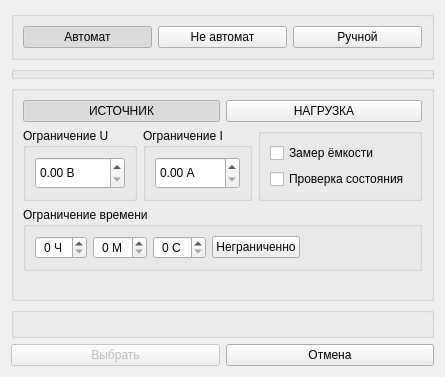
Above: data/zrmmethodchoose.ui from dostapazov/powermon before the change. Below: the same form after it.
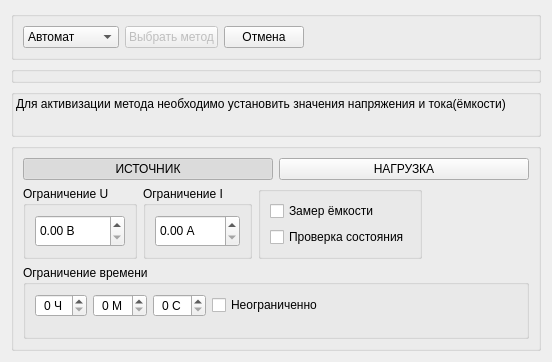
That is the form after the change. Icons and pictures are not drawn. Custom widgets are drawn as their Qt base class.

Diff of the .ui file:
```diff
--- a/data/zrmmethodchoose.ui
+++ b/data/zrmmethodchoose.ui
@@ -6,7 +6,7 @@
    <rect>
     <x>0</x>
     <y>0</y>
-    <width>394</width>
+    <width>552</width>
     <height>362</height>
    </rect>
   </property>
@@ -28,72 +28,120 @@
    </property>
    <item>
     <widget class="QGroupBox" name="groupBox">
+     <property name="sizePolicy">
+      <sizepolicy hsizetype="Preferred" vsizetype="Maximum">
+       <horstretch>0</horstretch>
+       <verstretch>0</verstretch>
+      </sizepolicy>
+     </property>
      <property name="title">
       <string/>
      </property>
      <layout class="QHBoxLayout" name="horizontalLayout_2">
       <item>
-       <widget class="QPushButton" name="bAutoMethod">
-        <property name="sizePolicy">
-         <sizepolicy hsizetype="Minimum" vsizetype="Preferred">
-          <horstretch>0</horstretch>
-          <verstretch>0</verstretch>
-         </sizepolicy>
-        </property>
-        <property name="text">
-         <string>Автомат</string>
-        </property>
-        <property name="checkable">
-         <bool>true</bool>
-        </property>
-        <property name="checked">
-         <bool>true</bool>
-        </property>
-        <attribute name="buttonGroup">
-         <string notr="true">buttonGroup</string>
-        </attribute>
+       <widget class="QComboBox" name="cbMethodType">
+        <item>
+         <property name="text">
+          <string>Автомат</string>
+         </property>
+        </item>
+        <item>
+         <property name="text">
+          <string>Не автомат</string>
+         </property>
+        </item>
+        <item>
+         <property name="text">
+          <string>Ручной</string>
+         </property>
+        </item>
        </widget>
       </item>
       <item>
-       <widget class="QPushButton" name="bAnyMethod">
-        <property name="sizePolicy">
-         <sizepolicy hsizetype="Minimum" vsizetype="Preferred">
-          <horstretch>0</horstretch>
-          <verstretch>0</verstretch>
-         </sizepolicy>
-        </property>
-        <property name="text">
-         <string>Не автомат</string>
-        </property>
-        <property name="checkable">
-         <bool>true</bool>
-        </property>
-        <property name="checked">
-         <bool>false</bool>
-        </property>
-        <attribute name="buttonGroup">
-         <string notr="true">buttonGroup</string>
-        </attribute>
-       </widget>
+       <layout class="QHBoxLayout" name="horizontalLayout">
+        <item>
+         <widget class="QPushButton" name="bOk">
+          <property name="enabled">
+           <bool>false</bool>
+          </property>
+          <property name="sizePolicy">
+           <sizepolicy hsizetype="Minimum" vsizetype="Preferred">
+            <horstretch>0</horstretch>
+            <verstretch>0</verstretch>
+           </sizepolicy>
+          </property>
+          <property name="text">
+           <string>Выбрать метод</string>
+          </property>
+          <property name="iconSize">
+           <size>
+            <width>48</width>
+            <height>48</height>
+           </size>
+          </property>
+          <property name="autoDefault">
+           <bool>true</bool>
+          </property>
+          <property name="default">
+           <bool>true</bool>
+          </property>
+         </widget>
+        </item>
+        <item>
+         <spacer name="horizontalSpacer_2">
+          <property name="orientation">
+           <enum>Qt::Horizontal</enum>
+          </property>
+          <property name="sizeType">
+           <enum>QSizePolicy::Maximum</enum>
+          </property>
+          <property name="sizeHint" stdset="0">
+           <size>
+            <width>0</width>
+            <height>20</height>
+           </size>
+          </property>
+         </spacer>
+        </item>
+        <item>
+         <widget class="QPushButton" name="bCancel">
+          <property name="sizePolicy">
+           <sizepolicy hsizetype="Minimum" vsizetype="Preferred">
+            <horstretch>0</horstretch>
+            <verstretch>0</verstretch>
+           </sizepolicy>
+          </property>
+          <property name="text">
+           <string>Отмена</string>
+          </property>
+          <property name="iconSize">
+           <size>
+            <width>48</width>
+            <height>48</height>
+           </size>
+          </property>
+          <property name="autoDefault">
+           <bool>true</bool>
+          </property>
+          <property name="default">
+           <bool>false</bool>
+          </property>
+         </widget>
+        </item>
+       </layout>
       </item>
       <item>
-       <widget class="QPushButton" name="bManual">
-        <property name="sizePolicy">
-         <sizepolicy hsizetype="Minimum" vsizetype="Preferred">
-          <horstretch>0</horstretch>
-          <verstretch>0</verstretch>
-         </sizepolicy>
+       <spacer name="horizontalSpacer_4">
+        <property name="orientation">
+         <enum>Qt::Horizontal</enum>
         </property>
-        <property name="text">
-         <string>Ручной</string>
+        <property name="sizeHint" stdset="0">
+         <size>
+          <width>40</width>
+          <height>20</height>
+         </size>
         </property>
-        <property name="checkable">
-         <bool>true</bool>
-        </property>
-        <attribute name="buttonGroup">
-         <string notr="true">buttonGroup</string>
-        </attribute>
-       </widget>
+       </spacer>
       </item>
       <item>
        <spacer name="horizontalSpacer">
@@ -114,6 +162,49 @@
      </layout>
     </widget>
    </item>
+   <item>
+    <widget class="QGroupBox" name="groupBox_5">
+     <property name="sizePolicy">
+      <sizepolicy hsizetype="Preferred" vsizetype="Maximum">
+       <horstretch>0</horstretch>
+       <verstretch>0</verstretch>
+      </sizepolicy>
+     </property>
+     <property name="title">
+      <string/>
+     </property>
+     <layout class="QVBoxLayout" name="verticalLayout_4">
+      <property name="spacing">
+       <number>4</number>
+      </property>
+      <property name="sizeConstraint">
+       <enum>QLayout::SetMaximumSize</enum>
+      </property>
+      <property name="leftMargin">
+       <number>4</number>
+      </property>
+      <property name="topMargin">
+       <number>4</number>
+      </property>
+      <property name="rightMargin">
+       <number>4</number>
+      </property>
+      <property name="bottomMargin">
+       <number>4</number>
+      </property>
+      <item>
+       <widget class="ZrmMethodMinmax" name="method_minmax" native="true">
+        <property name="sizePolicy">
+         <sizepolicy hsizetype="Preferred" vsizetype="Maximum">
+          <horstretch>0</horstretch>
+          <verstretch>0</verstretch>
+         </sizepolicy>
+        </property>
+       </widget>
+      </item>
+     </layout>
+    </widget>
+   </item>
    <item>
     <widget class="QGroupBox" name="gb_methods">
      <property name="sizePolicy">
@@ -130,7 +221,7 @@
        <number>4</number>
       </property>
       <property name="sizeConstraint">
-       <enum>QLayout::SetMinAndMaxSize</enum>
+       <enum>QLayout::SetMaximumSize</enum>
       </property>
       <property name="leftMargin">
        <number>2</number>
@@ -144,6 +235,13 @@
       <property name="bottomMargin">
        <number>2</number>
       </property>
+      <item>
+       <widget class="QLabel" name="lbTip">
+        <property name="text">
+         <string>Для активизации метода необходимо установить значения напряжения и тока(ёмкости)</string>
+        </property>
+       </widget>
+      </item>
       <item>
        <widget class="ZrmMethodsTree" name="methods" native="true">
         <property name="sizePolicy">
@@ -160,7 +258,7 @@
    <item>
     <widget class="QGroupBox" name="gb_manual">
      <property name="sizePolicy">
-      <sizepolicy hsizetype="Preferred" vsizetype="Expanding">
+      <sizepolicy hsizetype="Preferred" vsizetype="Maximum">
        <horstretch>0</horstretch>
        <verstretch>0</verstretch>
       </sizepolicy>
@@ -423,19 +521,13 @@
             </widget>
            </item>
            <item>
-            <widget class="QPushButton" name="bUnlimitTime">
+            <widget class="QCheckBox" name="bUnlimitTime">
              <property name="text">
-              <string>Неграниченно</string>
+              <string>Неограниченно</string>
              </property>
              <property name="checkable">
               <bool>true</bool>
              </property>
-             <property name="autoDefault">
-              <bool>false</bool>
-             </property>
-             <property name="flat">
-              <bool>false</bool>
-             </property>
             </widget>
            </item>
            <item>
@@ -453,132 +545,25 @@
            </item>
           </layout>
          </item>
+         <item>
+          <spacer name="verticalSpacer">
+           <property name="orientation">
+            <enum>Qt::Vertical</enum>
+           </property>
+           <property name="sizeHint" stdset="0">
+            <size>
+             <width>20</width>
+             <height>10</height>
+            </size>
+           </property>
+          </spacer>
+         </item>
         </layout>
        </widget>
       </item>
-      <item>
-       <spacer name="verticalSpacer">
-        <property name="orientation">
-         <enum>Qt::Vertical</enum>
-        </property>
-        <property name="sizeHint" stdset="0">
-         <size>
-          <width>20</width>
-          <height>40</height>
-         </size>
-        </property>
-       </spacer>
-      </item>
      </layout>
     </widget>
    </item>
-   <item>
-    <widget class="QGroupBox" name="groupBox_5">
-     <property name="title">
-      <string/>
-     </property>
-     <layout class="QVBoxLayout" name="verticalLayout_4">
-      <property name="spacing">
-       <number>4</number>
-      </property>
-      <property name="leftMargin">
-       <number>4</number>
-      </property>
-      <property name="topMargin">
-       <number>4</number>
-      </property>
-      <property name="rightMargin">
-       <number>4</number>
-      </property>
-      <property name="bottomMargin">
-       <number>4</number>
-      </property>
-      <item>
-       <widget class="ZrmMethodMinmax" name="method_minmax" native="true">
-        <property name="sizePolicy">
-         <sizepolicy hsizetype="Preferred" vsizetype="Maximum">
-          <horstretch>0</horstretch>
-          <verstretch>0</verstretch>
-         </sizepolicy>
-        </property>
-       </widget>
-      </item>
-     </layout>
-    </widget>
-   </item>
-   <item>
-    <layout class="QHBoxLayout" name="horizontalLayout">
-     <item>
-      <widget class="QPushButton" name="bOk">
-       <property name="enabled">
-        <bool>false</bool>
-       </property>
-       <property name="sizePolicy">
-        <sizepolicy hsizetype="Minimum" vsizetype="Preferred">
-         <horstretch>0</horstretch>
-         <verstretch>0</verstretch>
-        </sizepolicy>
-       </property>
-       <property name="text">
-        <string>Выбрать</string>
-       </property>
-       <property name="iconSize">
-        <size>
-         <width>48</width>
-         <height>48</height>
-        </size>
-       </property>
-       <property name="autoDefault">
-        <bool>true</bool>
-       </property>
-       <property name="default">
-        <bool>true</bool>
-       </property>
-      </widget>
-     </item>
-     <item>
-      <spacer name="horizontalSpacer_2">
-       <property name="orientation">
-        <enum>Qt::Horizontal</enum>
-       </property>
-       <property name="sizeType">
-        <enum>QSizePolicy::Maximum</enum>
-       </property>
-       <property name="sizeHint" stdset="0">
-        <size>
-         <width>0</width>
-         <height>20</height>
-        </size>
-       </property>
-      </spacer>
-     </item>
-     <item>
-      <widget class="QPushButton" name="bCancel">
-       <property name="sizePolicy">
-        <sizepolicy hsizetype="Minimum" vsizetype="Preferred">
-         <horstretch>0</horstretch>
-         <verstretch>0</verstretch>
-        </sizepolicy>
-       </property>
-       <property name="text">
-        <string>Отмена</string>
-       </property>
-       <property name="iconSize">
-        <size>
-         <width>48</width>
-         <height>48</height>
-        </size>
-       </property>
-       <property name="autoDefault">
-        <bool>true</bool>
-       </property>
-       <property name="default">
-        <bool>false</bool>
-       </property>
-      </widget>
-     </item>
-    </layout>
-   </item>
   </layout>
  </widget>
  <customwidgets>
```
Left out of the diff: 79 changed lines with no effect on the pictures.
